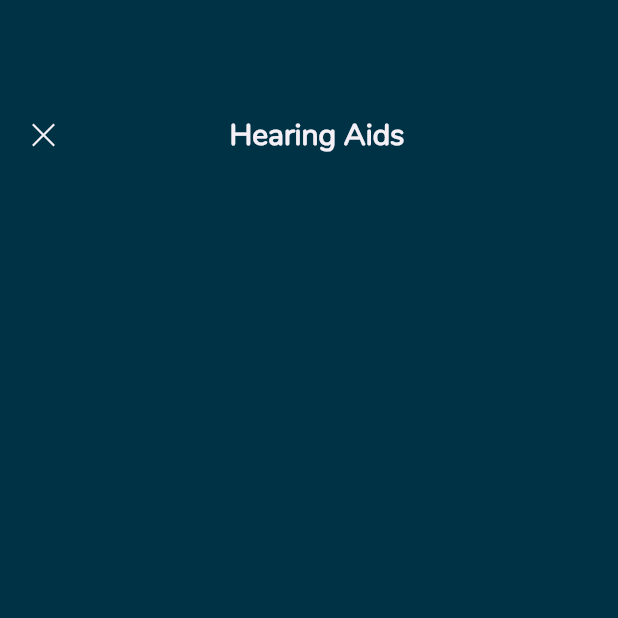
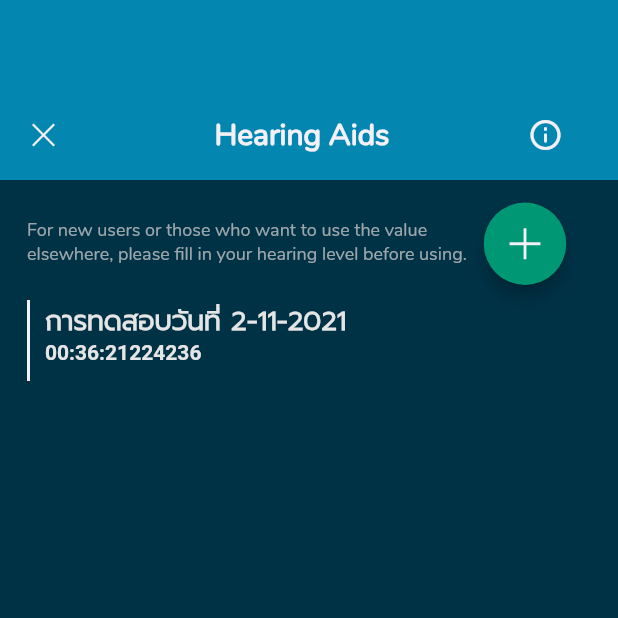
Before and after one commit to Chanoknans/Senior-Project, a Flutter app: the HearingAidss screen opened directly, on a phone screen of 412 x 824 dp, the top half of it. Run offline on Flutter 3.47's test engine with Material 2 defaults, Android fonts, the phone set to English and light mode, and no system bars; our stand-ins replace cloud_firestore, firebase_auth, firebase_core, firebase_storage, fluttertoast, form_field_validator and 3 more; missing offline and left inert: flutter_sound; accounts and stored records are empty.

Commit message:
First Main Commit

```diff
--- a/lib/Myconstant.dart
+++ b/lib/Myconstant.dart
@@ -1,4 +1,7 @@
 import 'package:flutter/material.dart';
+import 'package:hearing_aid/Faderoute.dart';
+import 'package:hearing_aid/Page/bottomappbar.dart';
+import 'package:line_icons/line_icons.dart';
 
 class Myconstant {
   //Route
@@ -11,7 +14,9 @@ class Myconstant {
   static Color white = Color.fromRGBO(245, 245, 245, 1);
   static Color gray = Color.fromRGBO(229, 229, 229, 1);
   static Color darkgray = Color.fromRGBO(196, 196, 196, 1);
+  static Color transgray = Color.fromRGBO(196, 196, 196, 0.8);
   static Color blackground = Color.fromRGBO(0, 50, 70, 1);
+  static Color blacktrans = Color.fromRGBO(0, 50, 70, 0.8);
   static Color blue = Color.fromRGBO(3, 135, 177, 1);
   static Color grayy = Color.fromRGBO(57, 57, 57, 1);
   static Color grayy2 = Color.fromRGBO(57, 57, 57, 0.65);
@@ -21,6 +26,7 @@ class Myconstant {
   static Color dark = const Color.fromRGBO(43, 65, 98, 1);
   static Color primary = const Color.fromRGBO(56, 95, 113, 1);
   static Color green = const Color.fromRGBO(98, 148, 96, 1);
+  static Color dgreen = const Color.fromRGBO(0, 152, 116, 1);
 
   TextStyle a1Style() =>
       TextStyle(fontSize: 20, color: Color.fromRGBO(43, 65, 98, 1));
@@ -46,3 +52,54 @@ class Myconstant {
         shadowColor: Color.fromRGBO(50, 0, 180, 0.2),
       );
 }
+
+class CustomAppBar1 extends StatelessWidget {
+  const CustomAppBar1({Key? key}) : super(key: key);
+
+  @override
+  Widget build(BuildContext context) {
+    return Container(
+      height: 120,
+      width: MediaQuery.of(context).size.width,
+      color: Myconstant.blue,
+      child: Row(
+        mainAxisAlignment: MainAxisAlignment.start,
+        crossAxisAlignment: CrossAxisAlignment.center,
+        children: [
+          Padding(
+            padding: EdgeInsets.only(top: 60, left: 5),
+            child: IconButton(
+                onPressed: () {
+                  Navigator.push(context, FadeRoute(page: BottomAppBarbar()));
+                },
+                icon: Icon(
+                  LineIcons.times,
+                  color: Myconstant.light,
+                )),
+          ),
+          Padding(
+            padding: EdgeInsets.only(top: 60, left: 90),
+            child: Text(
+              "Hearing Aids",
+              style: TextStyle(
+                  color: Myconstant.light,
+                  fontSize: 20,
+                  fontFamily: 'Nunito',
+                  fontWeight: FontWeight.bold),
+              textAlign: TextAlign.center,
+            ),
+          ),
+          Padding(
+            padding: EdgeInsets.only(top: 60, left: 80),
+            child: IconButton(
+                onPressed: () {},
+                icon: Icon(
+                  Icons.info_outline_rounded,
+                  color: Myconstant.light,
+                )),
+          ),
+        ],
+      ),
+    );
+  }
+}
--- a/lib/Page/aids_home.dart
+++ b/lib/Page/aids_home.dart
@@ -1,8 +1,10 @@
 import 'package:flutter/cupertino.dart';
 import 'package:flutter/material.dart';
 import 'package:flutter/painting.dart';
+import 'package:hearing_aid/Faderoute.dart';
 import 'package:hearing_aid/Myconstant.dart';
 import 'package:hearing_aid/Page/bottomappbar.dart';
+import 'package:hearing_aid/Page/homepage.dart';
 import 'package:line_icons/line_icons.dart';
 
 class HearingAidss extends StatefulWidget {
@@ -16,42 +18,62 @@ class _HearingAidssState extends State<HearingAidss> {
   @override
   Widget build(BuildContext context) {
     return Scaffold(
-      backgroundColor: Myconstant.blackground,
-      body: Container(
-        height: 120,
-        width: MediaQuery.of(context).size.width,
-        color: Myconstant.blackground,
-        child: Row(
+        backgroundColor: Myconstant.blackground,
+        body: Stack(
           children: [
-            Padding(
-              padding: EdgeInsets.only(top: 60, left: 5),
-              child: IconButton(
-                  onPressed: () {
-                    Navigator.pushReplacement(context,
-                        MaterialPageRoute(builder: (context) {
-                      return BottomAppBarbar();
-                    }));
-                  },
-                  icon: Icon(
-                    LineIcons.times,
-                    color: Myconstant.light,
-                  )),
+            Expanded(
+              child: CustomAppBar1(),
             ),
             Padding(
-              padding: EdgeInsets.only(top: 60, left: 100),
-              child: Text(
-                "Hearing Aids",
+              padding: EdgeInsets.only(top: 145, left: 18),
+              child: Container(
+                height: 40,
+                width: 300,
+                decoration: BoxDecoration(color: Myconstant.blackground),
+                child: Text(
+                  "For new users or those who want to use the value elsewhere, "
+                  "please fill in your hearing level before using.",
+                  style: TextStyle(
+                      fontFamily: 'Nunito',
+                      fontSize: 12,
+                      color: Myconstant.transgray),
+                ),
+              ),
+            ),
+            Padding(
+              padding: EdgeInsets.only(top: 130, left: 320),
+              child: CircleButton(),
+            ),
+            Padding(
+              padding: EdgeInsets.only(top: 200, left: 18),
+              child: Container(width: 2, height: 54, color: Myconstant.light),
+            ),
+            Padding(
+                padding: EdgeInsets.only(top: 200, left: 30),
+                child: RichText(
+                  text: TextSpan(
+                    text: 'การทดสอบวันที่ 2-11-2021\n',
+                    style: TextStyle(
+                        fontSize: 18,
+                        fontFamily: 'Prompt',
+                        fontWeight: FontWeight.w600,
+                        color: Myconstant.gray),
+                    children: <TextSpan>[
+                      TextSpan(
+                          text: '00:36:21224236',
+                          style: TextStyle(fontSize: 14)),
+                    ],
+                  ),
+                ) /*Text(
+                "การทดสอบวันที่ 2-11-2021\n" "00:36:21224236",
                 style: TextStyle(
-                    color: Myconstant.light,
-                    fontSize: 20,
-                    fontFamily: 'Nunito',
-                    fontWeight: FontWeight.bold),
-                textAlign: TextAlign.center,
-              ),
-            )
+                    fontSize: 18,
+                    fontFamily: 'Prompt',
+                    fontWeight: FontWeight.bold,
+                    color: Myconstant.light),
+              ),*/
+                )
           ],
-        ),
-      ),
-    );
+        ));
   }
 }
--- a/lib/Page/bottomappbar.dart
+++ b/lib/Page/bottomappbar.dart
@@ -110,6 +110,41 @@ class _BottomAppBarbarState extends State<BottomAppBarbar> {
     );*/
   }
 }
+
+class CircleButton extends StatefulWidget {
+  CircleButton({Key? key}) : super(key: key);
+
+  @override
+  _CircleButtonState createState() => _CircleButtonState();
+}
+
+class _CircleButtonState extends State<CircleButton> {
+  @override
+  Widget build(BuildContext context) {
+    return Container(
+      width: 60,
+      height: 60,
+      padding: EdgeInsets.only(top: 5),
+      child: FloatingActionButton(
+          elevation: 5,
+          backgroundColor: Myconstant.dgreen,
+          child: Icon(
+            LineIcons.plus,
+            color: Myconstant.light,
+            size: 30,
+          ),
+          onPressed: () {}),
+    );
+  }
+}
+/*Scaffold(
+      bottomNavigationBar: _BottomAppBarBarBar(_selectedIndex),
+      body: Navigator(onGenerateRoute: (settings) {
+
+        Widget pages = Homepage();
+        if (settings.name == 'HearingAidss') pages = HearingAidss();
+        return MaterialPageRoute(builder: (_) => pages);
+      }*/
 /*@override
   Widget build(BuildContext context) {
     return BottomNavigationBar(
@@ -131,38 +166,3 @@ class _BottomAppBarbarState extends State<BottomAppBarbar> {
     );
   }
 }*/
-
-/*class CircleButton extends StatefulWidget {
-  CircleButton({Key? key}) : super(key: key);
-
-  @override
-  _CircleButtonState createState() => _CircleButtonState();
-}
-
-class _CircleButtonState extends State<CircleButton> {
-  @override
-  Widget build(BuildContext context) {
-    return Container(
-      width: 75,
-      height: 75,
-      padding: EdgeInsets.only(top: 5),
-      child: FloatingActionButton(
-          elevation: 0,
-          backgroundColor: Myconstant.white,
-          child: Icon(
-            LineIcons.home,
-            color: Myconstant.som,
-            size: 55,
-          ),
-          onPressed: null),
-    );
-  }
-}*/
-/*Scaffold(
-      bottomNavigationBar: _BottomAppBarBarBar(_selectedIndex),
-      body: Navigator(onGenerateRoute: (settings) {
-
-        Widget pages = Homepage();
-        if (settings.name == 'HearingAidss') pages = HearingAidss();
-        return MaterialPageRoute(builder: (_) => pages);
-      }*/
```
